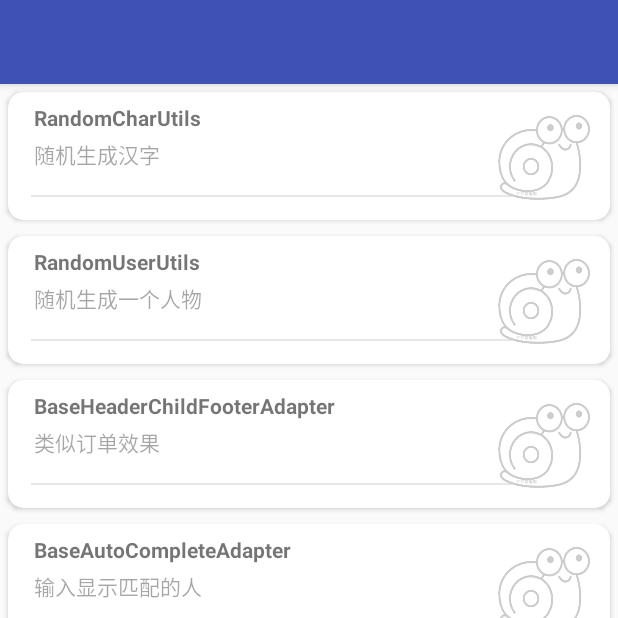
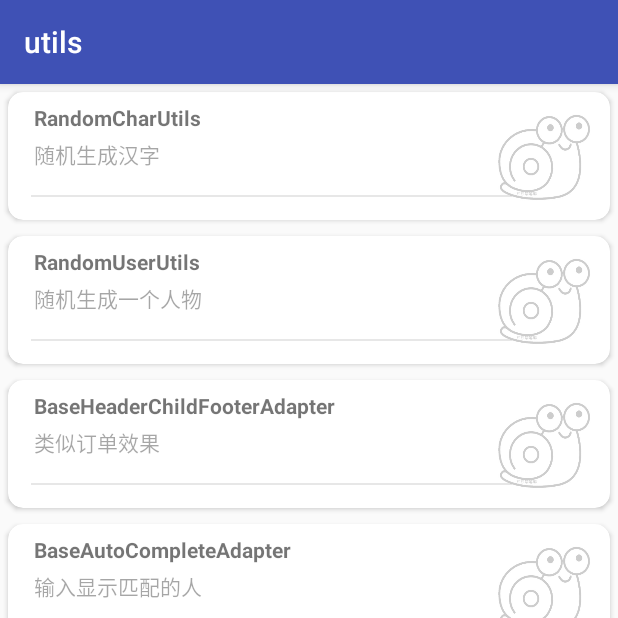
Before and after one commit to yang8807/utils, an Android app: the MainActivity screen opened directly, with no data from a screen before it, on a phone screen of 412 x 824 dp, the top half of it. Run offline under Robolectric (Android 15) with nearby library versions, the phone set to English and light mode, and no system bars; libraries missing offline, so code that uses them is left out: com.jude.swipbackhelper; 2 statements that could not run were skipped.

Commit message:
动态多布局....

```diff
--- a/app/src/main/AndroidManifest.xml
+++ b/app/src/main/AndroidManifest.xml
@@ -37,7 +37,6 @@
         <activity android:name=".ui.ui_adapter.HeaderChildFooterActivity" />
         <activity android:name=".ui.ui_adapter.AutoCompeleActivity" />
         <activity android:name=".ui.ui_view.ActivityShowView" />
-        <activity android:name=".ui.ui_view.AcitivityTextViewExtendsImp" />
         <activity android:name=".ui.ui_adapter.ActivityMultiTypeAdapter" />
         <activity android:name=".ui.ui_utils.ActivityEncryptUtil" />
     </application>
--- a/app/src/main/java/com/magnify/utils/ui/common/MainActivity.java
+++ b/app/src/main/java/com/magnify/utils/ui/common/MainActivity.java
@@ -18,7 +18,6 @@ import com.magnify.utils.ui.ui_adapter.HeaderChildFooterActivity;
 import com.magnify.utils.ui.ui_adapter.RandCharActivity;
 import com.magnify.utils.ui.ui_utils.ActivityEncryptUtil;
 import com.magnify.utils.ui.ui_utils.SaveToolAndPreferenceActivity;
-import com.magnify.utils.ui.ui_view.AcitivityTextViewExtendsImp;
 import com.magnify.utils.ui.ui_view.ActivityShowView;
 
 import java.util.ArrayList;
@@ -37,7 +36,7 @@ public class MainActivity extends CurrentBaseActivity {
         super.onCreate(savedInstanceState);
         setContentView(R.layout.activity_main);
         getSupportActionBar().setDisplayHomeAsUpEnabled(false);
-        getSupportActionBar().setDefaultDisplayHomeAsUpEnabled(false);
+        getSupportActionBar().setTitle(R.string.app_name);
         createData();
         setAdapter();
         //直达最新创建的activity
@@ -53,7 +52,7 @@ public class MainActivity extends CurrentBaseActivity {
         add("BaseHeaderChildFooterAdapter", "类似订单效果", HeaderChildFooterActivity.class);
         add("BaseAutoCompleteAdapter", "输入显示匹配的人", AutoCompeleActivity.class);
         add("LoadingView", "加载动画", ActivityShowView.class, ActivityShowView.TYPE_LOADINGVIEW);
-        add("TextViewExtends", "textview一些扩展属性:一个textView搞定这些...", AcitivityTextViewExtendsImp.class);
+        add("TextViewExtends", "textview一些扩展属性:一个textView搞定这些...", ActivityShowView.class, ActivityShowView.TYPE_TEXTVIEW_EXTENDS);
         add("BaseMultiTypeAdapter", "ActivityMultiTypeAdapter,多布局...", ActivityMultiTypeAdapter.class);
         add("ActivityEncryptUtil", "加密解密工具类", ActivityEncryptUtil.class);
     }
--- a/app/src/main/java/com/magnify/utils/ui/ui_view/ActivityShowView.java
+++ b/app/src/main/java/com/magnify/utils/ui/ui_view/ActivityShowView.java
@@ -12,6 +12,7 @@ import com.magnify.utils.base.CurrentBaseActivity;
 public class ActivityShowView extends CurrentBaseActivity {
     //加载动画
     public static final int TYPE_LOADINGVIEW = 1;
+    public static final int TYPE_TEXTVIEW_EXTENDS = 2;
     private int layout;
 
     @Override
@@ -20,7 +21,8 @@ public class ActivityShowView extends CurrentBaseActivity {
         int type = (int) getObjects()[0];
         if (TYPE_LOADINGVIEW == type)
             layout = R.layout.activity_loadingview;
-
+        else if (TYPE_TEXTVIEW_EXTENDS == type)
+            layout = R.layout.activity_textview_extends;
         setContentView(layout);
     }
 }
```
Also changed, not shown: app/src/main/java/com/magnify/utils/ui/ui_view/AcitivityTextViewExtendsImp.java (deleted, +0 -18 lines).
